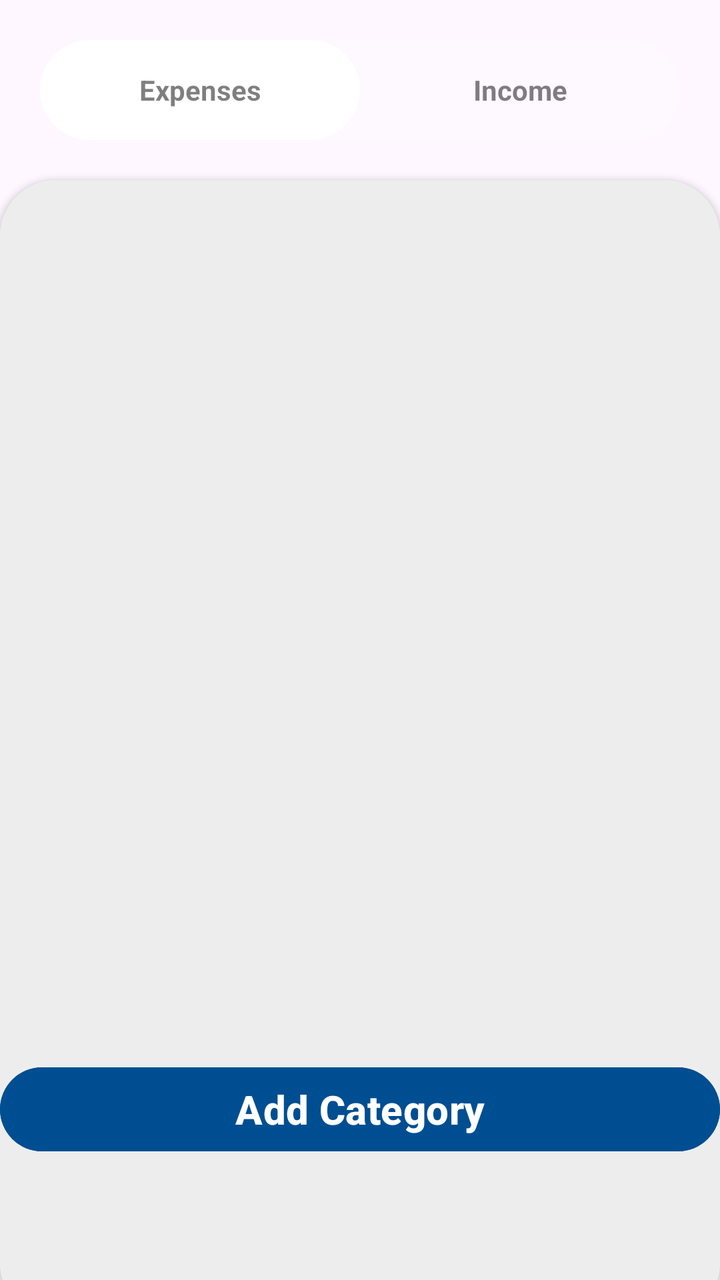
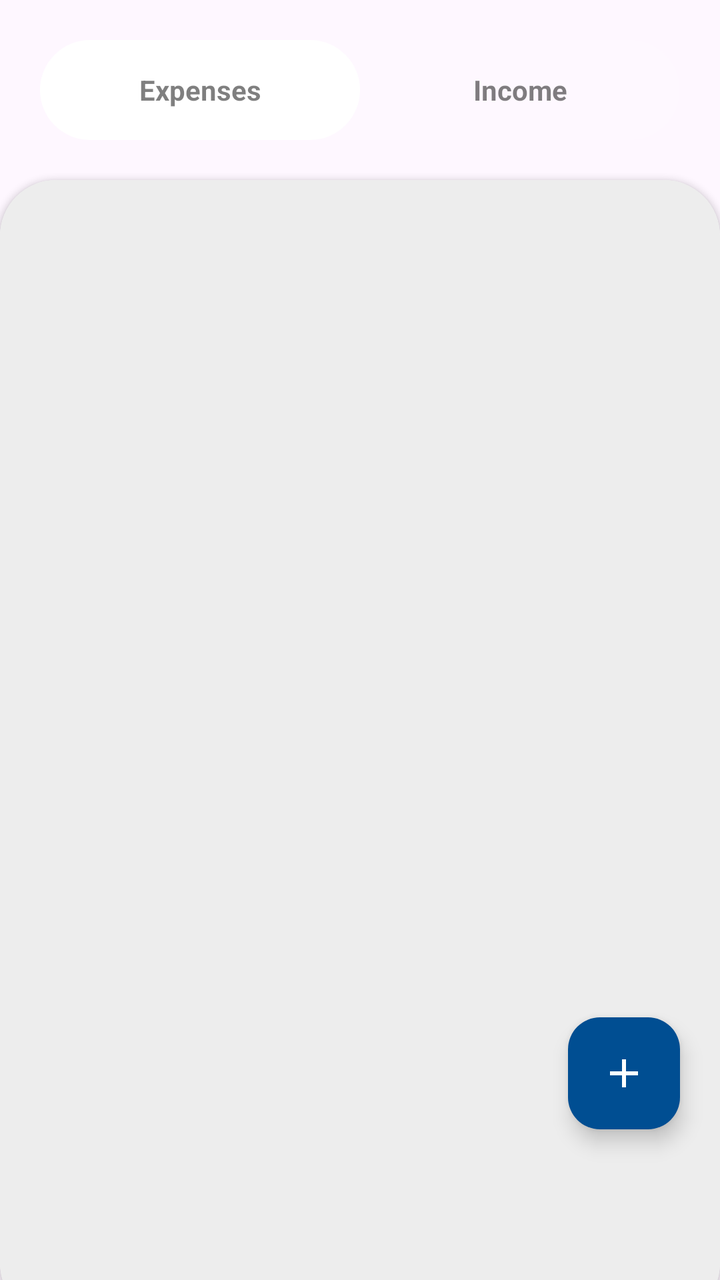

Two renders of the same Android screen: before a commit and after it. Below are the layout's source before the change and the commit's diff.
<!-- AndroidManifest.xml: application theme Theme.Budget_Planner -->
<!-- res/layout/fragment_category_.xml -->
<?xml version="1.0" encoding="utf-8"?>
<RelativeLayout xmlns:android="http://schemas.android.com/apk/res/android"
    xmlns:tools="http://schemas.android.com/tools"
    android:layout_width="match_parent"
    android:layout_height="match_parent"
    xmlns:app="http://schemas.android.com/apk/res-auto"
    tools:context=".Category_Fragment">

    <RelativeLayout
        android:id="@+id/upperLayout"
        android:layout_width="match_parent"
        android:layout_height="wrap_content">

        <LinearLayout
            android:id="@+id/tabs_layout"
            android:layout_width="match_parent"
            android:layout_height="wrap_content"
            android:orientation="horizontal"
            android:background="@drawable/round_back_for_tabs"
            android:weightSum="2"
            android:layout_margin="20dp">
            <TextView
                android:id="@+id/expenses_cat"
                android:layout_width="0dp"
                android:layout_height="50dp"
                android:background="@drawable/round_shape_for_tabs"
                android:layout_weight="1"
                android:textStyle="bold"
                android:gravity="center"
                android:text="Expenses"
                android:textColor="#80000000"/>
            <TextView
                android:id="@+id/income_cat"
                android:layout_width="0dp"
                android:layout_height="50dp"
                android:layout_weight="1"
                android:textStyle="bold"
                android:gravity="center"
                android:text="Income"
                android:textColor="#80000000"/>
        </LinearLayout>
    </RelativeLayout>

    <androidx.cardview.widget.CardView
        android:layout_width="match_parent"
        android:layout_height="match_parent"
        android:layout_below="@id/upperLayout"
        app:cardCornerRadius="28dp"
        android:layout_marginBottom="-20dp">

        <LinearLayout
            android:layout_width="match_parent"
            android:layout_height="match_parent"
            android:orientation="vertical"
            android:background="#EDEDED">

            <androidx.fragment.app.FragmentContainerView
                android:layout_width="match_parent"
                android:layout_height="0dp"
                android:id="@+id/fragmentcontainer"
                android:layout_weight="1"/>

            
            <Button
                android:id="@+id/add_cat"
                android:layout_width="match_parent"
                android:layout_height="50dp"
                android:layout_above="@id/space"
                android:layout_centerInParent="true"
                android:backgroundTint="#004E92"
                android:text="Add Category"
                android:textColor="@color/white"
                android:layout_marginBottom="20dp"
                android:textSize="20sp"
                android:textStyle="bold" />

            <Space
                android:id="@+id/space"
                android:layout_width="match_parent"
                android:layout_height="60dp"/>
        </LinearLayout>
    </androidx.cardview.widget.CardView>
</RelativeLayout>
<!-- resources referenced by this layout -->
<resources>
  <color name="white">#FFFFFF</color>
  
      Shades of Yellow
  <!-- drawable round_back_for_tabs (drawable) -->
  <?xml version="1.0" encoding="utf-8"?>
  <shape xmlns:android="http://schemas.android.com/apk/res/android"
      android:shape="rectangle">
  <solid android:color="#1AFFFFFF"/>
      <corners android:radius="100dp"/>
  </shape>
  <!-- drawable round_shape_for_tabs (drawable) -->
  <?xml version="1.0" encoding="utf-8"?>
  <shape xmlns:android="http://schemas.android.com/apk/res/android"
      android:shape="rectangle">
      <corners android:radius="100dp"/>
      <solid android:color="#FFFFFF"/>
  </shape>
  <style name="Theme.Budget_Planner" parent="Base.Theme.Budget_Planner" />
  <style name="Base.Theme.Budget_Planner" parent="Theme.Material3.DayNight.NoActionBar">
          
          
      </style>
</resources>

<!-- the commit's change to res/layout/fragment_category_.xml (unified diff, before → after) -->
@@ -61,18 +61,20 @@
                 android:layout_weight="1"/>
 
             
-            <Button
+            <com.google.android.material.floatingactionbutton.FloatingActionButton
                 android:id="@+id/add_cat"
                 android:layout_width="match_parent"
-                android:layout_height="50dp"
+                android:layout_height="wrap_content"
                 android:layout_above="@id/space"
                 android:layout_centerInParent="true"
                 android:backgroundTint="#004E92"
-                android:text="Add Category"
                 android:textColor="@color/white"
-                android:layout_marginBottom="20dp"
-                android:textSize="20sp"
-                android:textStyle="bold" />
+                android:layout_gravity="right"
+                android:layout_marginBottom="35dp"
+                android:layout_marginRight="20dp"
+                app:tint="@color/white"
+                android:src="@drawable/baseline_add_24"
+                />
 
             <Space
                 android:id="@+id/space"
<!-- resource entries referenced after the edit -->
@@ -3,6 +3,17 @@
   <color name="white">#FFFFFF</color>
   
       Shades of Yellow
+  <!-- drawable baseline_add_24 (drawable) -->
+  <vector android:height="24dp"
+      android:tint="#000000"
+      android:viewportHeight="24"
+      android:viewportWidth="24"
+      android:width="24dp"
+      xmlns:android="http://schemas.android.com/apk/res/android">
+      <path
+          android:fillColor="@android:color/white"
+          android:pathData="M19,13h-6v6h-2v-6H5v-2h6V5h2v6h6v2z" />
+  </vector>
   <!-- drawable round_back_for_tabs (drawable) -->
   <?xml version="1.0" encoding="utf-8"?>
   <shape xmlns:android="http://schemas.android.com/apk/res/android"
